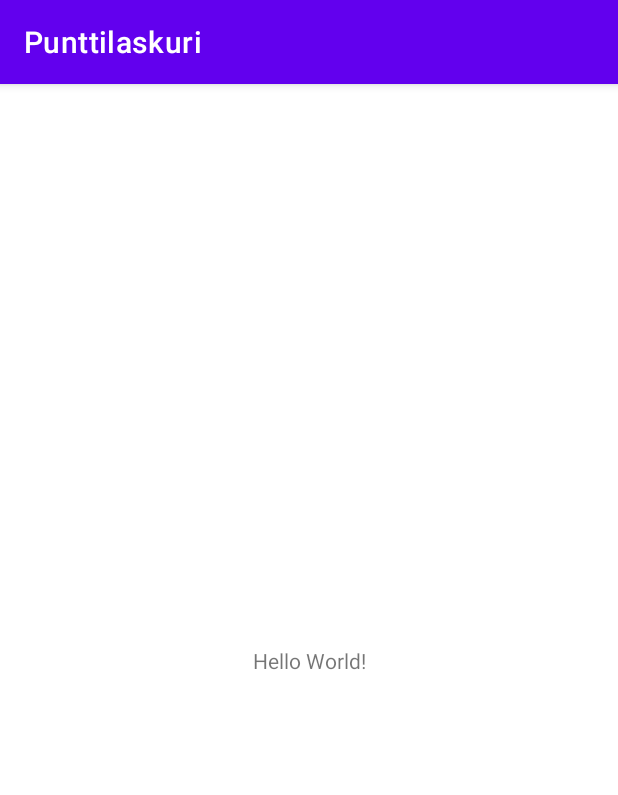
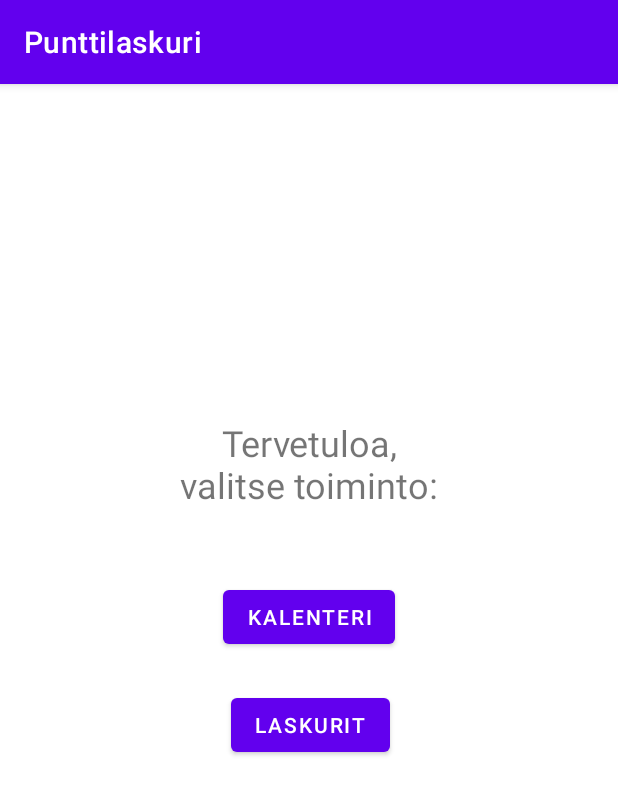
Before and after one commit to MikhailDeriabin/Punttilaskuri, an Android app: the screen it shows after launch (MainActivity), on a phone screen of 412 x 824 dp. Shown: the top 795 px of the screen. Run offline under Robolectric (Android 15) with nearby library versions, the phone set to English and light mode, and no system bars.

Commit message:
Menu page created (layout only)

```diff
--- a/app/src/main/res/layout/activity_main.xml
+++ b/app/src/main/res/layout/activity_main.xml
@@ -7,12 +7,44 @@
     tools:context=".MainActivity">
 
     <TextView
+        android:id="@+id/textView"
         android:layout_width="wrap_content"
         android:layout_height="wrap_content"
-        android:text="Hello World!"
-        app:layout_constraintBottom_toBottomOf="parent"
-        app:layout_constraintLeft_toLeftOf="parent"
-        app:layout_constraintRight_toRightOf="parent"
-        app:layout_constraintTop_toTopOf="parent" />
+        android:layout_marginBottom="24dp"
+        android:text="@string/mainActivity_title"
+        android:textSize="24sp"
+        android:gravity="center"
+        android:textAlignment="center"
+        app:layout_constraintBottom_toTopOf="@+id/guideline2"
+        app:layout_constraintEnd_toEndOf="parent"
+        app:layout_constraintStart_toStartOf="parent" />
+
+    <androidx.constraintlayout.widget.Guideline
+        android:id="@+id/guideline2"
+        android:layout_width="wrap_content"
+        android:layout_height="wrap_content"
+        android:orientation="horizontal"
+        app:layout_constraintGuide_percent="0.4" />
+
+    <Button
+        android:id="@+id/calendarButton"
+        android:layout_width="wrap_content"
+        android:layout_height="wrap_content"
+        android:layout_marginTop="24dp"
+        android:text="@string/mainActivity_calendarButton"
+        app:layout_constraintEnd_toEndOf="parent"
+        app:layout_constraintStart_toStartOf="parent"
+        app:layout_constraintTop_toTopOf="@+id/guideline2" />
+
+    <Button
+        android:id="@+id/calculatorButton"
+        android:layout_width="wrap_content"
+        android:layout_height="wrap_content"
+        android:layout_marginTop="24dp"
+        android:text="@string/mainActivity_calculatorButton"
+        app:layout_constraintEnd_toEndOf="parent"
+        app:layout_constraintHorizontal_bias="0.503"
+        app:layout_constraintStart_toStartOf="parent"
+        app:layout_constraintTop_toBottomOf="@+id/calendarButton" />
 
 </androidx.constraintlayout.widget.ConstraintLayout>
--- a/app/src/main/res/values/strings.xml
+++ b/app/src/main/res/values/strings.xml
@@ -1,3 +1,6 @@
 <resources>
     <string name="app_name">Punttilaskuri</string>
+    <string name="mainActivity_title">Tervetuloa,\nvalitse toiminto:</string>
+    <string name="mainActivity_calendarButton">Kalenteri</string>
+    <string name="mainActivity_calculatorButton">Laskurit</string>
 </resources>
```
